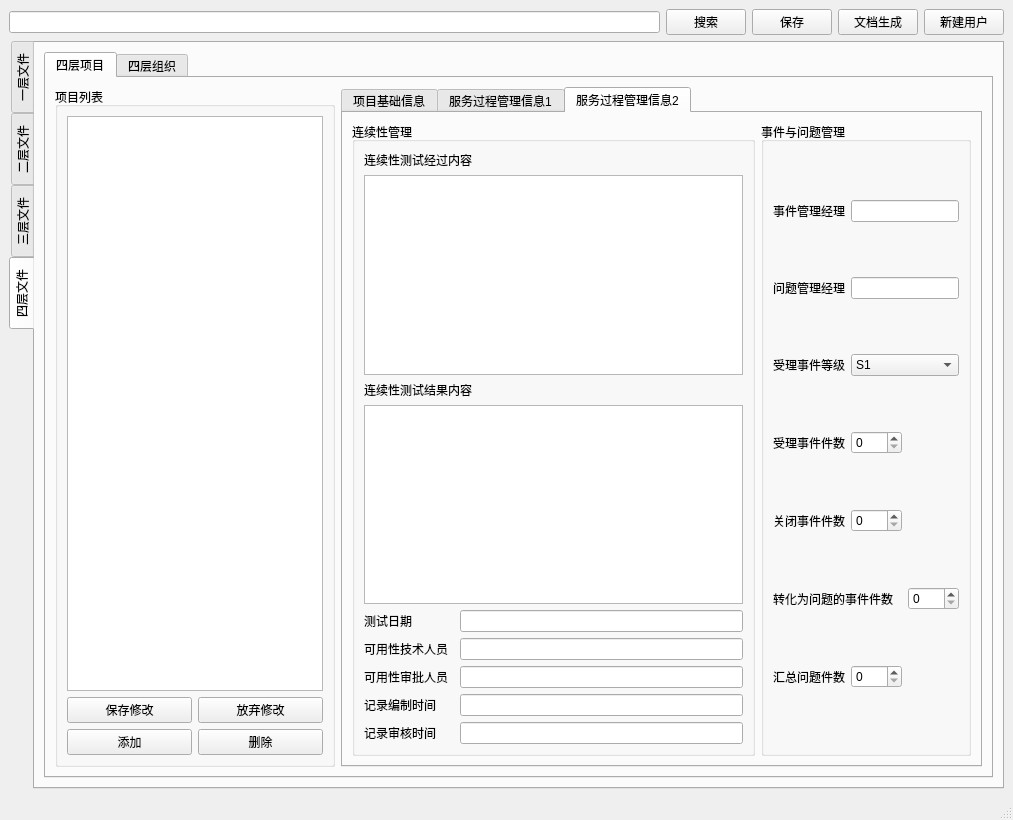
OtakuTools/WordPrinter, file Word-Printer/MainUI.ui: the form before one commit.
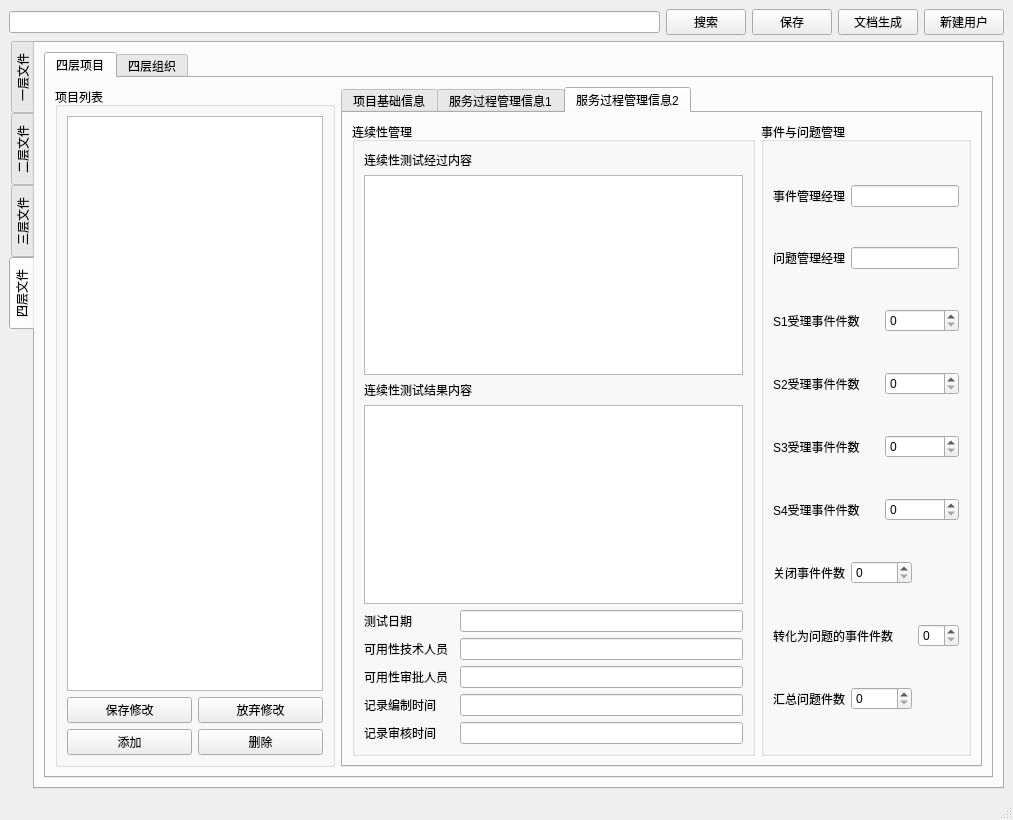
The form after the commit. The open tabs and pages were chosen to show the change.

```diff
--- a/Word-Printer/MainUI.ui
+++ b/Word-Printer/MainUI.ui
@@ -2047,7 +2047,7 @@
                      </property>
                     </widget>
                    </item>
-                   <item row="0" column="1" colspan="2">
+                   <item row="0" column="1" colspan="3">
                     <widget class="QLineEdit" name="eventManagerText"/>
                    </item>
                    <item row="1" column="0">
@@ -2057,84 +2057,77 @@
                      </property>
                     </widget>
                    </item>
-                   <item row="1" column="1" colspan="2">
+                   <item row="1" column="1" colspan="3">
                     <widget class="QLineEdit" name="issueManagerText"/>
                    </item>
-                   <item row="2" column="0">
-                    <widget class="QLabel" name="eventLevelLabel">
+                   <item row="2" column="0" colspan="2">
+                    <widget class="QLabel" name="S1acceptedLabel">
                      <property name="text">
-                      <string>受理事件等级</string>
+                      <string>S1受理事件件数</string>
                      </property>
                     </widget>
                    </item>
-                   <item row="2" column="1" colspan="2">
-                    <widget class="QComboBox" name="eventLevelText">
-                     <property name="editable">
-                      <bool>false</bool>
+                   <item row="2" column="2" colspan="2">
+                    <widget class="QSpinBox" name="S1acceptedText"/>
+                   </item>
+                   <item row="3" column="0" colspan="2">
+                    <widget class="QLabel" name="S2acceptedLabel">
+                     <property name="text">
+                      <string>S2受理事件件数</string>
                      </property>
-                     <property name="currentIndex">
-                      <number>0</number>
+                    </widget>
+                   </item>
+                   <item row="3" column="2" colspan="2">
+                    <widget class="QSpinBox" name="S2acceptedText"/>
+                   </item>
+                   <item row="4" column="0" colspan="2">
+                    <widget class="QLabel" name="S3acceptedLabel">
+                     <property name="text">
+                      <string>S3受理事件件数</string>
                      </property>
-                     <item>
-                      <property name="text">
-                       <string>S1</string>
-                      </property>
-                     </item>
-                     <item>
-                      <property name="text">
-                       <string>S2</string>
-                      </property>
-                     </item>
-                     <item>
-                      <property name="text">
-                       <string>S3</string>
-                      </property>
-                     </item>
-                     <item>
-                      <property name="text">
-                       <string>S4</string>
-                      </property>
-                     </item>
                     </widget>
                    </item>
-                   <item row="3" column="0">
-                    <widget class="QLabel" name="acceptedLabel">
+                   <item row="4" column="2" colspan="2">
+                    <widget class="QSpinBox" name="S3acceptedText"/>
+                   </item>
+                   <item row="5" column="0" colspan="2">
+                    <widget class="QLabel" name="S4acceptedLabel">
                      <property name="text">
-                      <string>受理事件件数</string>
+                      <string>S4受理事件件数</string>
                      </property>
                     </widget>
                    </item>
-                   <item row="3" column="1">
-                    <widget class="QSpinBox" name="acceptedText"/>
+                   <item row="5" column="2" colspan="2">
+                    <widget class="QSpinBox" name="S4acceptedText"/>
                    </item>
-                   <item row="4" column="0">
+                   <item row="6" column="0">
                     <widget class="QLabel" name="closedLabel">
                      <property name="text">
                       <string>关闭事件件数</string>
                      </property>
                     </widget>
                    </item>
-                   <item row="4" column="1">
+                   <item row="6" column="1" colspan="2">
                     <widget class="QSpinBox" name="closedText"/>
                    </item>
-                   <item row="5" column="0" colspan="2">
+                   <item row="7" column="0" colspan="3">
                     <widget class="QLabel" name="transformedLabel">
                      <property name="text">
                       <string>转化为问题的事件件数</string>
                      </property>
                     </widget>
                    </item>
-                   <item row="5" column="2">
+                   <item row="7" column="3">
                     <widget class="QSpinBox" name="transformedText"/>
                    </item>
-                   <item row="6" column="0">
+                   <item row="8" column="0">
                     <widget class="QLabel" name="summarizedLabel">
                      <property name="text">
                       <string>汇总问题件数</string>
                      </property>
                     </widget>
                    </item>
-                   <item row="6" column="1">
+                   <item row="8" column="1" colspan="2">
                     <widget class="QSpinBox" name="summarizedText"/>
                    </item>
                   </layout>
```
Left out of the diff: 176 changed lines with no effect on the pictures.
